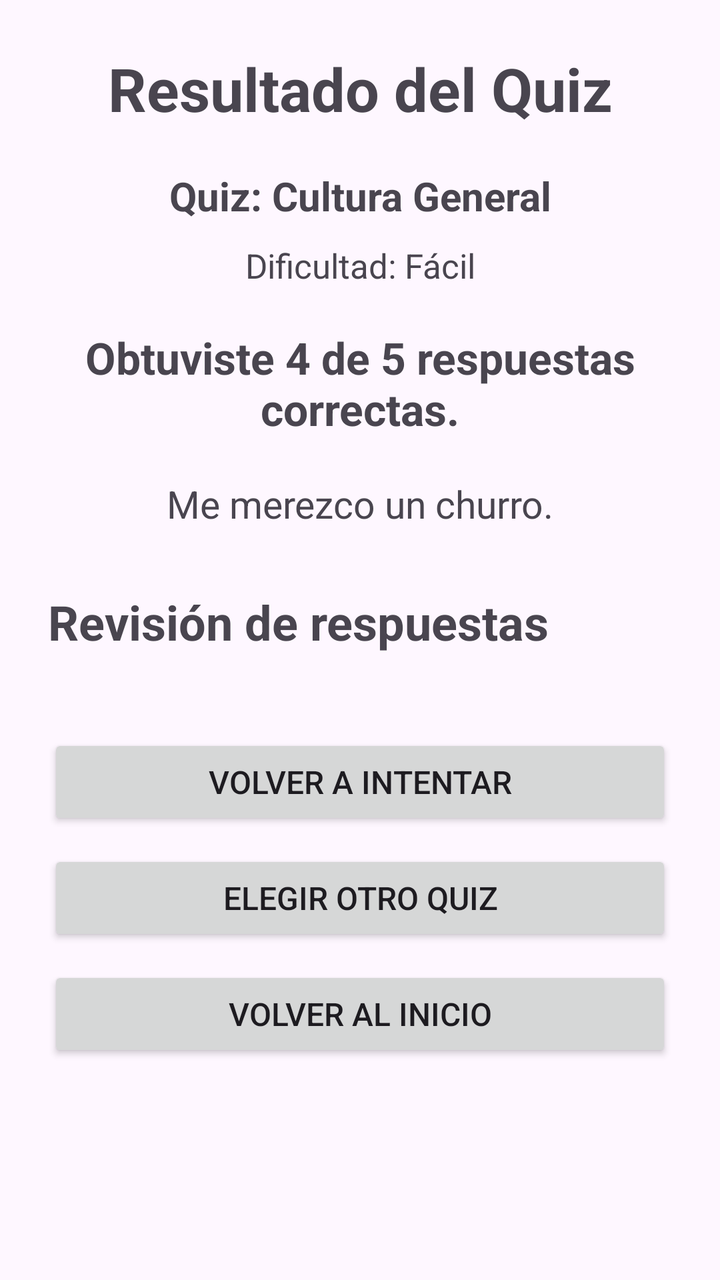
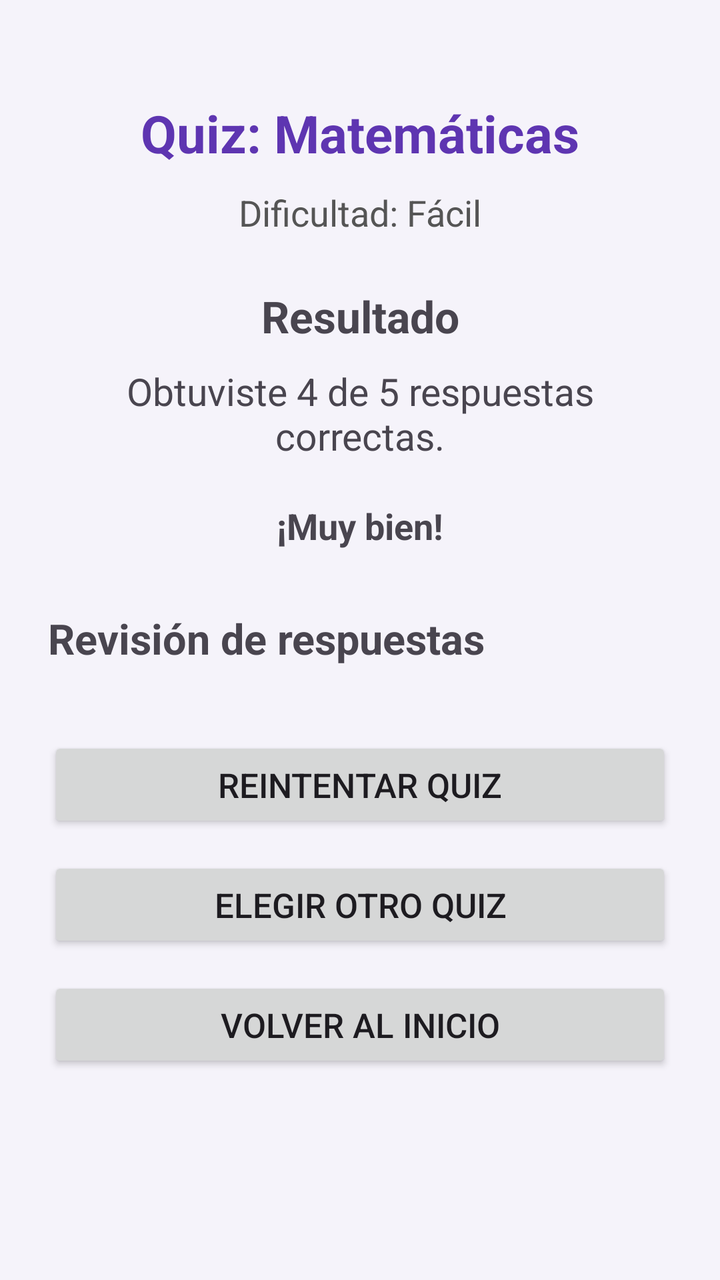

Compare the two renders of this Android layout. The source of the first and the diff that turns it into the second are given below.
<!-- AndroidManifest.xml: application theme Theme.QuizMaster -->
<!-- res/layout/activity_resultado.xml -->
<?xml version="1.0" encoding="utf-8"?>
<ScrollView xmlns:android="http://schemas.android.com/apk/res/android"
    android:layout_width="match_parent"
    android:layout_height="match_parent">

    <LinearLayout
        android:layout_width="match_parent"
        android:layout_height="wrap_content"
        android:orientation="vertical"
        android:padding="24dp">

        <TextView
            android:id="@+id/tituloResultado"
            android:layout_width="match_parent"
            android:layout_height="wrap_content"
            android:text="Resultado del Quiz"
            android:textSize="30sp"
            android:textStyle="bold"
            android:gravity="center"
            android:layout_marginBottom="20dp" />

        <TextView
            android:id="@+id/textoTipoQuiz"
            android:layout_width="match_parent"
            android:layout_height="wrap_content"
            android:text="Quiz: Cultura General"
            android:textSize="20sp"
            android:textStyle="bold"
            android:gravity="center"
            android:layout_marginBottom="10dp" />

        <TextView
            android:id="@+id/textoDificultad"
            android:layout_width="match_parent"
            android:layout_height="wrap_content"
            android:text="Dificultad: Fácil"
            android:textSize="17sp"
            android:gravity="center"
            android:layout_marginBottom="20dp" />

        <TextView
            android:id="@+id/textoPuntaje"
            android:layout_width="match_parent"
            android:layout_height="wrap_content"
            android:text="Obtuviste 4 de 5 respuestas correctas."
            android:textSize="22sp"
            android:textStyle="bold"
            android:gravity="center"
            android:layout_marginBottom="20dp" />

        <TextView
            android:id="@+id/textoRetroalimentacion"
            android:layout_width="match_parent"
            android:layout_height="wrap_content"
            android:text="Me merezco un churro."
            android:textSize="19sp"
            android:gravity="center"
            android:layout_marginBottom="30dp" />

        <TextView
            android:id="@+id/tituloRevision"
            android:layout_width="match_parent"
            android:layout_height="wrap_content"
            android:text="Revisión de respuestas"
            android:textSize="24sp"
            android:textStyle="bold"
            android:layout_marginBottom="15dp" />

        <LinearLayout
            android:id="@+id/contenedorRevision"
            android:layout_width="match_parent"
            android:layout_height="wrap_content"
            android:orientation="vertical" />

        <Button
            android:id="@+id/botonReintentar"
            android:layout_width="match_parent"
            android:layout_height="wrap_content"
            android:text="Volver a intentar"
            android:textSize="16sp"
            android:layout_marginTop="25dp"
            android:layout_marginBottom="10dp" />

        <Button
            android:id="@+id/botonOtroQuiz"
            android:layout_width="match_parent"
            android:layout_height="wrap_content"
            android:text="Elegir otro quiz"
            android:textSize="16sp"
            android:layout_marginBottom="10dp" />

        <Button
            android:id="@+id/botonInicio"
            android:layout_width="match_parent"
            android:layout_height="wrap_content"
            android:text="Volver al inicio"
            android:textSize="16sp"
            android:layout_marginBottom="20dp" />

    </LinearLayout>

</ScrollView>
<!-- resources referenced by this layout -->
<resources>
  <style name="Theme.QuizMaster" parent="Base.Theme.QuizMaster" />
  <style name="Base.Theme.QuizMaster" parent="Theme.Material3.DayNight.NoActionBar">
          
          
      </style>
</resources>

<!-- the commit's change to res/layout/activity_resultado.xml (unified diff, before → after) -->
@@ -1,7 +1,9 @@
 <?xml version="1.0" encoding="utf-8"?>
-<ScrollView xmlns:android="http://schemas.android.com/apk/res/android"
+<ScrollView
+    xmlns:android="http://schemas.android.com/apk/res/android"
     android:layout_width="match_parent"
-    android:layout_height="match_parent">
+    android:layout_height="match_parent"
+    android:background="#F5F3FA">
 
     <LinearLayout
         android:layout_width="match_parent"
@@ -10,23 +12,15 @@
         android:padding="24dp">
 
         <TextView
-            android:id="@+id/tituloResultado"
-            android:layout_width="match_parent"
-            android:layout_height="wrap_content"
-            android:text="Resultado del Quiz"
-            android:textSize="30sp"
-            android:textStyle="bold"
-            android:gravity="center"
-            android:layout_marginBottom="20dp" />
-
-        <TextView
             android:id="@+id/textoTipoQuiz"
             android:layout_width="match_parent"
             android:layout_height="wrap_content"
-            android:text="Quiz: Cultura General"
-            android:textSize="20sp"
+            android:text="Quiz: Matemáticas"
+            android:textSize="26sp"
             android:textStyle="bold"
+            android:textColor="#5E35B1"
             android:gravity="center"
+            android:layout_marginTop="25dp"
             android:layout_marginBottom="10dp" />
 
         <TextView
@@ -34,17 +28,26 @@
             android:layout_width="match_parent"
             android:layout_height="wrap_content"
             android:text="Dificultad: Fácil"
-            android:textSize="17sp"
+            android:textSize="18sp"
+            android:textColor="#555555"
             android:gravity="center"
-            android:layout_marginBottom="20dp" />
+            android:layout_marginBottom="25dp" />
+
+        <TextView
+            android:layout_width="match_parent"
+            android:layout_height="wrap_content"
+            android:text="Resultado"
+            android:textSize="22sp"
+            android:textStyle="bold"
+            android:gravity="center"
+            android:layout_marginBottom="10dp" />
 
         <TextView
             android:id="@+id/textoPuntaje"
             android:layout_width="match_parent"
             android:layout_height="wrap_content"
             android:text="Obtuviste 4 de 5 respuestas correctas."
-            android:textSize="22sp"
-            android:textStyle="bold"
+            android:textSize="19sp"
             android:gravity="center"
             android:layout_marginBottom="20dp" />
 
@@ -52,17 +55,17 @@
             android:id="@+id/textoRetroalimentacion"
             android:layout_width="match_parent"
             android:layout_height="wrap_content"
-            android:text="Me merezco un churro."
-            android:textSize="19sp"
+            android:text="¡Muy bien!"
+            android:textSize="18sp"
+            android:textStyle="bold"
             android:gravity="center"
             android:layout_marginBottom="30dp" />
 
         <TextView
-            android:id="@+id/tituloRevision"
             android:layout_width="match_parent"
             android:layout_height="wrap_content"
             android:text="Revisión de respuestas"
-            android:textSize="24sp"
+            android:textSize="21sp"
             android:textStyle="bold"
             android:layout_marginBottom="15dp" />
 
@@ -76,26 +79,26 @@
             android:id="@+id/botonReintentar"
             android:layout_width="match_parent"
             android:layout_height="wrap_content"
-            android:text="Volver a intentar"
-            android:textSize="16sp"
-            android:layout_marginTop="25dp"
-            android:layout_marginBottom="10dp" />
+            android:text="Reintentar Quiz"
+            android:textSize="17sp"
+            android:layout_marginTop="20dp"
+            android:layout_marginBottom="12dp" />
 
         <Button
             android:id="@+id/botonOtroQuiz"
             android:layout_width="match_parent"
             android:layout_height="wrap_content"
-            android:text="Elegir otro quiz"
-            android:textSize="16sp"
-            android:layout_marginBottom="10dp" />
+            android:text="Elegir otro Quiz"
+            android:textSize="17sp"
+            android:layout_marginBottom="12dp" />
 
         <Button
             android:id="@+id/botonInicio"
             android:layout_width="match_parent"
             android:layout_height="wrap_content"
             android:text="Volver al inicio"
-            android:textSize="16sp"
-            android:layout_marginBottom="20dp" />
+            android:textSize="17sp"
+            android:layout_marginBottom="25dp" />
 
     </LinearLayout>
 
